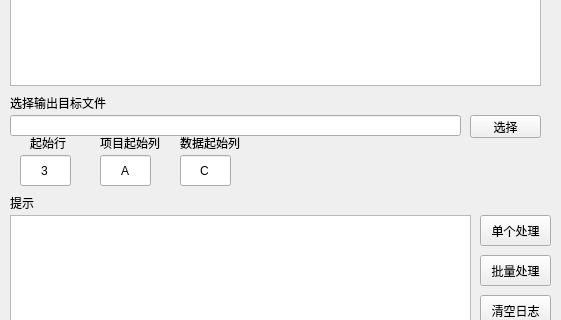
This is sageras/mainwindow.ui in lujie0116/sageras as Qt 5 draws it before an edit; both pictures show x 0 to 561 and y 85 to 405 of the 561 by 514 pixel window. The edited form follows.
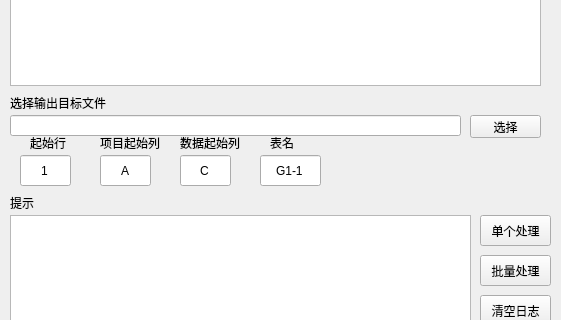
This is the edited form.

The edit to the form file:
```diff
--- a/sageras/mainwindow.ui
+++ b/sageras/mainwindow.ui
@@ -242,7 +242,7 @@
      </rect>
     </property>
     <property name="text">
-     <string>3</string>
+     <string>1</string>
     </property>
     <property name="alignment">
      <set>Qt::AlignCenter</set>
@@ -274,6 +274,35 @@
      <number>24</number>
     </property>
    </widget>
+   <widget class="QLineEdit" name="sheetName">
+    <property name="geometry">
+     <rect>
+      <x>260</x>
+      <y>240</y>
+      <width>61</width>
+      <height>31</height>
+     </rect>
+    </property>
+    <property name="text">
+     <string>G1-1</string>
+    </property>
+    <property name="alignment">
+     <set>Qt::AlignCenter</set>
+    </property>
+   </widget>
+   <widget class="QLabel" name="label_8">
+    <property name="geometry">
+     <rect>
+      <x>270</x>
+      <y>220</y>
+      <width>81</width>
+      <height>16</height>
+     </rect>
+    </property>
+    <property name="text">
+     <string>表名</string>
+    </property>
+   </widget>
   </widget>
   <widget class="QMenuBar" name="menuBar">
    <property name="geometry">
```
